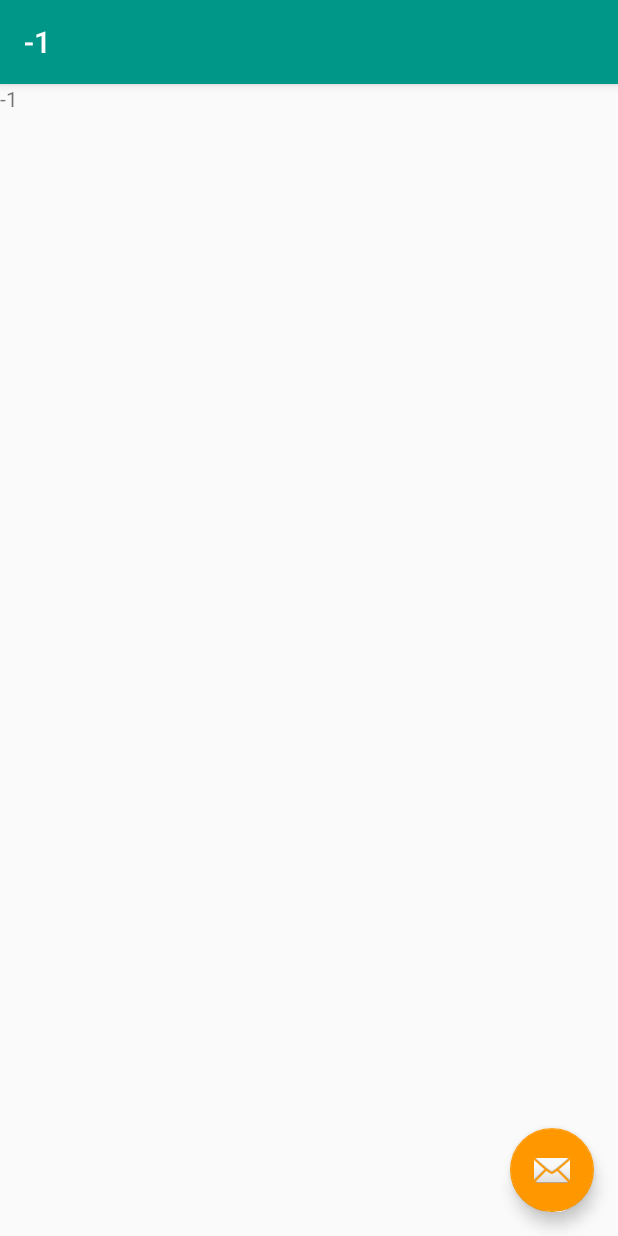
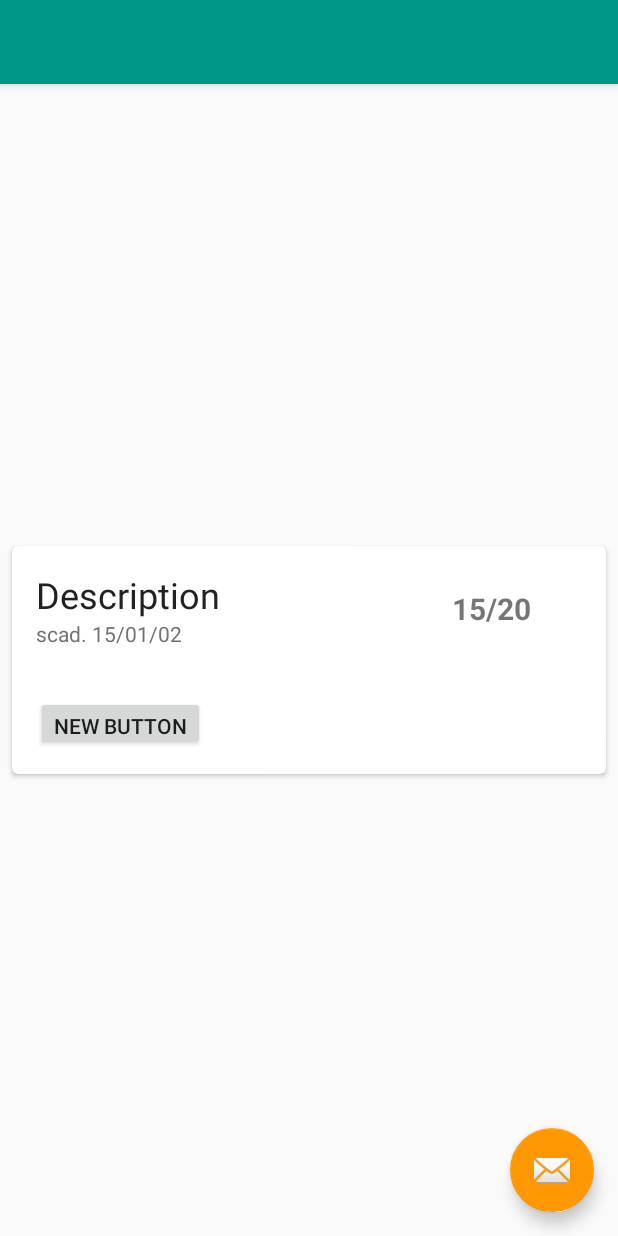
Before and after one commit to emanuele-dedonatis/Drugstore, an Android app: the DrugDetailActivity screen opened directly, with no data from a screen before it, on a phone screen of 412 x 824 dp. Run offline under Robolectric (Android 15) with nearby library versions, the phone set to English and light mode, and no system bars; libraries missing offline, so code that uses them is left out: com.amulyakhare.textdrawable; 1 statement that could not run was skipped.

Commit message:
package card view

```diff
--- a/app/src/main/java/it/dedonatis/emanuele/drugstore/activities/DrugDetailActivity.java
+++ b/app/src/main/java/it/dedonatis/emanuele/drugstore/activities/DrugDetailActivity.java
@@ -1,6 +1,8 @@
 package it.dedonatis.emanuele.drugstore.activities;
 
 import android.content.Intent;
+import android.graphics.Color;
+import android.graphics.drawable.ColorDrawable;
 import android.os.Bundle;
 import android.support.design.widget.FloatingActionButton;
 import android.support.design.widget.Snackbar;
@@ -8,14 +10,20 @@ import android.support.v7.app.AppCompatActivity;
 import android.support.v7.widget.Toolbar;
 import android.util.Log;
 import android.view.View;
+import android.view.WindowManager;
+
+import com.amulyakhare.textdrawable.util.ColorGenerator;
 
 import it.dedonatis.emanuele.drugstore.R;
 import it.dedonatis.emanuele.drugstore.fragments.DrugDetailFragment;
 import it.dedonatis.emanuele.drugstore.fragments.DrugsListFragment;
+import it.dedonatis.emanuele.drugstore.utils.ColorUtils;
 
 public class DrugDetailActivity extends AppCompatActivity {
 
     private static final String LOG_TAG = DrugDetailActivity.class.getSimpleName();
+
+    ColorGenerator generator = ColorGenerator.MATERIAL;
 
     @Override
     protected void onCreate(Bundle savedInstanceState) {
@@ -35,7 +43,13 @@ public class DrugDetailActivity extends AppCompatActivity {
 
         Intent intent = getIntent();
         long drugId = intent.getLongExtra(DrugsActivity.MESSAGE_DRUG_ID, -1);
-        getSupportActionBar().setTitle(Long.toString(drugId));
+        String drugName = intent.getStringExtra(DrugsActivity.MESSAGE_DRUG_NAME);
+        String drugApi = intent.getStringExtra(DrugsActivity.MESSAGE_DRUG_API);
+        getSupportActionBar().setTitle(drugName);
+        getSupportActionBar().setSubtitle(drugApi);
+        int color = generator.getColor(drugName);
+        getSupportActionBar().setBackgroundDrawable(new ColorDrawable(color));
+        getWindow().setStatusBarColor(ColorUtils.getDarkerColor(color));
 
         if (savedInstanceState != null) {
             return;
--- a/app/src/main/java/it/dedonatis/emanuele/drugstore/activities/DrugsActivity.java
+++ b/app/src/main/java/it/dedonatis/emanuele/drugstore/activities/DrugsActivity.java
@@ -27,6 +27,8 @@ public class DrugsActivity extends AppCompatActivity
     final static String API_BASE_URL = "http://opendatasalutedata.cloudapp.net";
 
     public final static String MESSAGE_DRUG_ID = DrugsActivity.class.getSimpleName() + ".DRUG_ID";
+    public final static String MESSAGE_DRUG_NAME = DrugsActivity.class.getSimpleName() + ".DRUG_NAME";
+    public final static String MESSAGE_DRUG_API = DrugsActivity.class.getSimpleName() + ".DRUG_API";
 
     boolean mDualPane;
 
@@ -207,9 +209,11 @@ public class DrugsActivity extends AppCompatActivity
     }
 
     @Override
-    public void onDrugSelected(long id) {
+    public void onDrugSelected(long id, String name, String api) {
         Intent intent = new Intent(this, DrugDetailActivity.class);
         intent.putExtra(MESSAGE_DRUG_ID, id);
+        intent.putExtra(MESSAGE_DRUG_NAME, name);
+        intent.putExtra(MESSAGE_DRUG_API, api);
         startActivity(intent);
     }
 }
--- a/app/src/main/java/it/dedonatis/emanuele/drugstore/fragments/DrugDetailFragment.java
+++ b/app/src/main/java/it/dedonatis/emanuele/drugstore/fragments/DrugDetailFragment.java
@@ -42,8 +42,8 @@ public class DrugDetailFragment extends DialogFragment {
     public View onCreateView(LayoutInflater inflater, ViewGroup container,
                              Bundle savedInstanceState) {
         View fragmentView = inflater.inflate(R.layout.fragment_drug_detail, container, false);
-        TextView tv = (TextView) fragmentView.findViewById(R.id.detail_fragment_tv);
-        tv.setText(drugId);
+        //TextView tv = (TextView) fragmentView.findViewById(R.id.detail_fragment_tv);
+        //tv.setText(drugId);
 
         return  fragmentView;
     }
--- a/app/src/main/java/it/dedonatis/emanuele/drugstore/fragments/DrugsListFragment.java
+++ b/app/src/main/java/it/dedonatis/emanuele/drugstore/fragments/DrugsListFragment.java
@@ -80,7 +80,7 @@ public class DrugsListFragment extends Fragment implements LoaderManager.LoaderC
                 Cursor cursor = (Cursor) adapterView.getItemAtPosition(position);
                 if (cursor != null) {
                     if (mListener != null) {
-                        mListener.onDrugSelected(cursor.getLong(COL_DRUG_ID));
+                        mListener.onDrugSelected(cursor.getLong(COL_DRUG_ID), cursor.getString(COL_DRUG_NAME), cursor.getString(COL_DRUG_API));
                     }
                 }
             }
@@ -128,7 +128,7 @@ public class DrugsListFragment extends Fragment implements LoaderManager.LoaderC
     }
 
     public interface OnDrugSelectionListener {
-        void onDrugSelected(long id);
+        void onDrugSelected(long id, String name, String api);
     }
 
     private void populateDb() {
--- /dev/null
+++ b/app/src/main/java/it/dedonatis/emanuele/drugstore/utils/ColorUtils.java
@@ -0,0 +1,16 @@
+package it.dedonatis.emanuele.drugstore.utils;
+
+import android.graphics.Color;
+
+/**
+ * Created by mumu on 06/01/16.
+ */
+public class ColorUtils {
+
+    public static int getDarkerColor(int color) {
+        float[] hsv = new float[3];
+        Color.colorToHSV(color, hsv);
+        hsv[2] *= 0.8f;
+        return Color.HSVToColor(hsv);
+    }
+}
--- a/app/src/main/res/layout/activity_drug_detail.xml
+++ b/app/src/main/res/layout/activity_drug_detail.xml
@@ -11,6 +11,7 @@
         android:layout_width="match_parent"
         android:layout_height="wrap_content"
         android:theme="@style/AppTheme.AppBarOverlay">
+
 
         <android.support.v7.widget.Toolbar
             android:id="@+id/toolbar"
--- a/app/src/main/res/layout/fragment_drug_detail.xml
+++ b/app/src/main/res/layout/fragment_drug_detail.xml
@@ -4,10 +4,6 @@
     android:layout_height="match_parent"
     tools:context="it.dedonatis.emanuele.drugstore.fragments.DrugsListFragment">
 
-    <TextView
-        android:layout_width="wrap_content"
-        android:layout_height="wrap_content"
-        android:text="New Text"
-        android:id="@+id/detail_fragment_tv"
-        android:layout_gravity="left|top" />
+    <include layout="@layout/item_package_card"/>
+
 </FrameLayout>
--- /dev/null
+++ b/app/src/main/res/layout/item_package_card.xml
@@ -0,0 +1,77 @@
+<android.support.v7.widget.CardView
+xmlns:card_view="http://schemas.android.com/apk/res-auto"
+    xmlns:android="http://schemas.android.com/apk/res/android"
+
+    android:id="@+id/card_view"
+    android:layout_gravity="center"
+android:layout_width="match_parent"
+android:layout_height="wrap_content"
+    android:layout_margin="8dp"
+card_view:cardCornerRadius="4dp">
+
+    <LinearLayout
+        android:layout_width="match_parent"
+        android:layout_height="wrap_content"
+        android:orientation="vertical"
+        android:baselineAligned="false">
+
+        <LinearLayout
+            android:orientation="horizontal"
+            android:layout_width="match_parent"
+            android:layout_height="wrap_content"
+            android:padding="16dp"
+            android:layout_weight="1">
+
+            <LinearLayout
+                android:orientation="vertical"
+                android:layout_width="match_parent"
+                android:layout_height="wrap_content"
+                android:layout_weight="1">
+
+                <TextView
+                    style="@style/Base.TextAppearance.AppCompat.Headline"
+                    android:layout_width="fill_parent"
+                    android:layout_height="wrap_content"
+                    android:id="@+id/package_description"
+                    android:text="Description"
+                    android:textColor="@color/primary_text" />
+
+                <TextView
+                    style="@style/Base.TextAppearance.AppCompat.Body1"
+                    android:layout_width="fill_parent"
+                    android:layout_height="wrap_content"
+                    android:id="@+id/package_exp_date"
+                    android:text="scad. 15/01/02"
+                    android:textColor="@color/secondary_text" />
+            </LinearLayout>
+
+            <TextView
+                android:layout_width="match_parent"
+                android:layout_height="wrap_content"
+                android:text="15/20"
+                android:id="@+id/package_units"
+                android:layout_weight="2"
+                android:layout_gravity="center"
+                android:textAlignment="center"
+                android:textStyle="bold"
+                android:textSize="20dp" />
+        </LinearLayout>
+
+        <LinearLayout
+            android:orientation="horizontal"
+            android:layout_width="match_parent"
+            android:layout_height="wrap_content"
+            android:layout_margin="8dp"
+            android:padding="8dp"
+            android:layout_weight="1">
+
+            <Button
+                android:layout_width="wrap_content"
+                android:layout_height="36dp"
+                android:text="New Button"
+                android:id="@+id/button" />
+        </LinearLayout>
+
+    </LinearLayout>
+
+</android.support.v7.widget.CardView>
```
